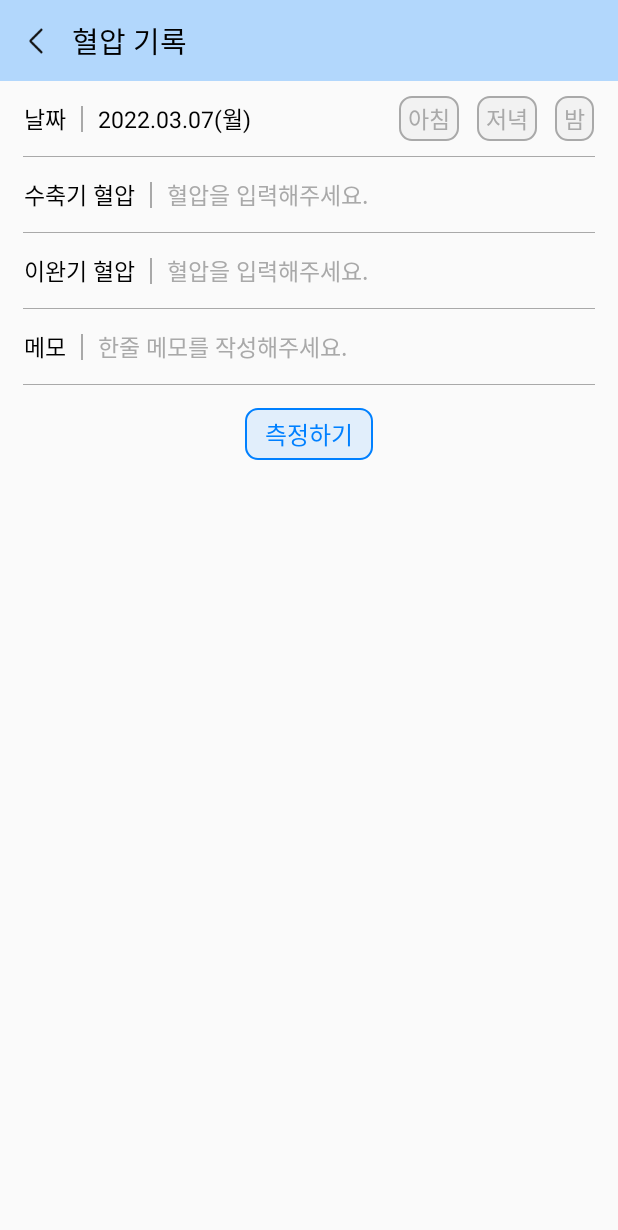
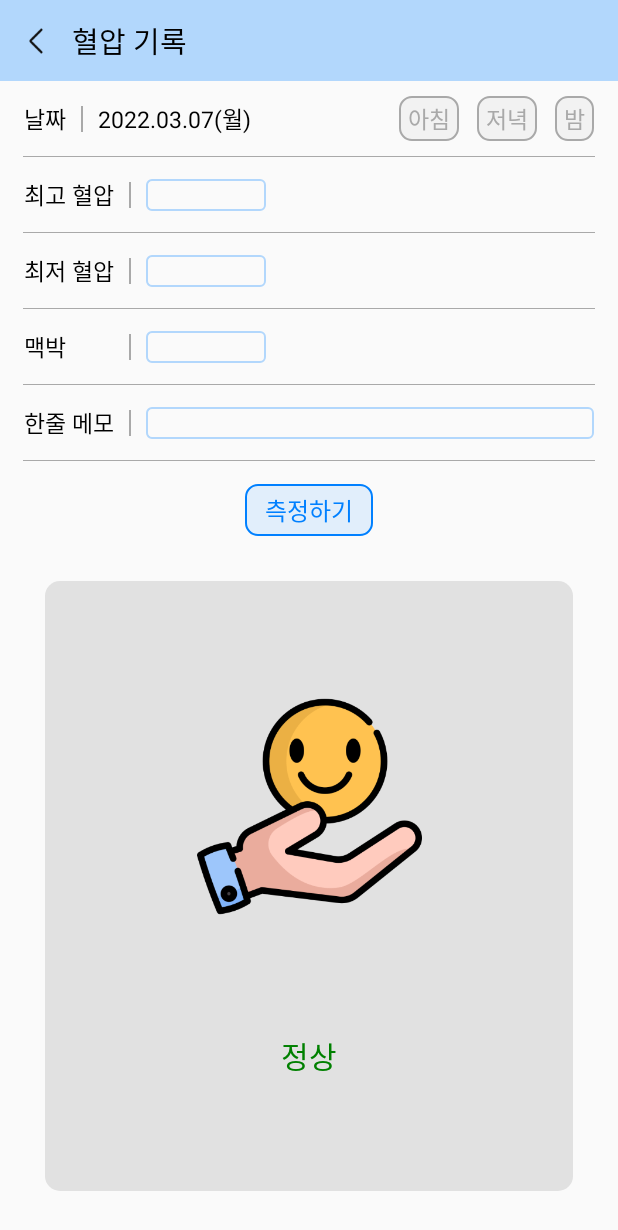
Before and after one commit to kwaktori/Android_BloodPressureLog, an Android app: the BpWriteActivity screen opened directly, with no data from a screen before it, on a phone screen of 412 x 824 dp. Shown: the top 1230 px of the screen. Run offline under Robolectric (Android 15) with nearby library versions, the phone set to English and light mode, and no system bars.

Commit message:
혈압 기록화면 수정 - 디자인 수정 및 결과 화면 적용

```diff
--- /dev/null
+++ b/app/src/main/res/drawable/bg_edit.xml
@@ -0,0 +1,8 @@
+<shape xmlns:android="http://schemas.android.com/apk/res/android"
+    android:shape="rectangle">
+    <corners android:radius="3dp" />
+    <solid android:color="#00000000" />
+    <stroke
+        android:width="1dp"
+        android:color="#B2D7FC" />
+</shape>
--- /dev/null
+++ b/app/src/main/res/drawable/bg_write_result.xml
@@ -0,0 +1,5 @@
+<shape xmlns:android="http://schemas.android.com/apk/res/android"
+    android:shape="rectangle">
+    <corners android:radius="10dp" />
+    <solid android:color="#50A9A9A9" />
+</shape>
--- a/app/src/main/res/layout/activity_write_bp.xml
+++ b/app/src/main/res/layout/activity_write_bp.xml
@@ -175,7 +175,8 @@
                 android:id="@+id/tv_contraction_title"
                 android:layout_width="wrap_content"
                 android:layout_height="wrap_content"
-                android:text="수축기 혈압"
+                android:minWidth="60dp"
+                android:text="@string/bp_write_max"
                 android:textColor="#000000"
                 android:textSize="15dp"
                 android:layout_marginStart="16dp"
@@ -196,18 +197,16 @@
                 app:layout_constraintStart_toEndOf="@+id/tv_contraction_title" />
 
             <EditText
-                android:id="@+id/et_contraction_bp"
-                android:layout_width="0dp"
+                android:id="@+id/et_bp_max"
+                android:layout_width="wrap_content"
                 android:layout_height="wrap_content"
+                android:minWidth="80dp"
                 android:textColor="#0080FF"
                 android:textSize="15dp"
-                android:hint="혈압을 입력해주세요."
-                android:textColorHint="#A9A9A9"
-                android:maxLines="1"
-                android:singleLine="true"
-                android:ellipsize="end"
+                android:inputType="number"
+                android:maxLength="3"
                 android:layout_marginStart="10dp"
-                android:background="#00000000"
+                android:background="@drawable/bg_edit"
 
                 app:layout_constraintTop_toTopOf="parent"
                 app:layout_constraintBottom_toBottomOf="parent"
@@ -233,7 +232,8 @@
                 android:id="@+id/tv_relaxation_title"
                 android:layout_width="wrap_content"
                 android:layout_height="wrap_content"
-                android:text="이완기 혈압"
+                android:minWidth="60dp"
+                android:text="@string/bp_write_min"
                 android:textColor="#000000"
                 android:textSize="15dp"
                 android:layout_marginStart="16dp"
@@ -254,22 +254,77 @@
                 app:layout_constraintStart_toEndOf="@+id/tv_relaxation_title" />
 
             <EditText
-                android:id="@+id/et_relaxation_bp"
+                android:id="@+id/et_bp_min"
                 android:layout_width="0dp"
                 android:layout_height="wrap_content"
+                android:minWidth="80dp"
                 android:textColor="#0080FF"
                 android:textSize="15dp"
-                android:hint="혈압을 입력해주세요."
-                android:textColorHint="#A9A9A9"
-                android:maxLines="1"
-                android:singleLine="true"
-                android:ellipsize="end"
+                android:inputType="number"
+                android:maxLength="3"
                 android:layout_marginStart="10dp"
-                android:background="#00000000"
+                android:background="@drawable/bg_edit"
 
                 app:layout_constraintTop_toTopOf="parent"
                 app:layout_constraintBottom_toBottomOf="parent"
                 app:layout_constraintStart_toEndOf="@+id/view_divider_relaxation" />
+
+        </androidx.constraintlayout.widget.ConstraintLayout>
+
+        <View
+            android:layout_width="match_parent"
+            android:layout_height="0.5dp"
+            android:background="#A9A9A9"
+            android:layout_marginStart="15dp"
+            android:layout_marginEnd="15dp" />
+
+        <androidx.constraintlayout.widget.ConstraintLayout
+            android:id="@+id/cl_pulse_view"
+            android:layout_width="match_parent"
+            android:layout_height="wrap_content"
+            android:minHeight="50dp"
+            android:orientation="horizontal">
+
+            <TextView
+                android:id="@+id/tv_pulse_title"
+                android:layout_width="wrap_content"
+                android:layout_height="wrap_content"
+                android:minWidth="60dp"
+                android:text="@string/bp_write_pulse"
+                android:textColor="#000000"
+                android:textSize="15dp"
+                android:layout_marginStart="16dp"
+
+                app:layout_constraintTop_toTopOf="parent"
+                app:layout_constraintBottom_toBottomOf="parent"
+                app:layout_constraintStart_toStartOf="parent" />
+
+            <View
+                android:id="@+id/view_divider_pulse"
+                android:layout_width="1dp"
+                android:layout_height="17dp"
+                android:background="#A9A9A9"
+                android:layout_marginStart="10dp"
+
+                app:layout_constraintTop_toTopOf="parent"
+                app:layout_constraintBottom_toBottomOf="parent"
+                app:layout_constraintStart_toEndOf="@+id/tv_pulse_title" />
+
+            <EditText
+                android:id="@+id/et_bp_pulse"
+                android:layout_width="0dp"
+                android:layout_height="wrap_content"
+                android:minWidth="80dp"
+                android:textColor="#0080FF"
+                android:textSize="15dp"
+                android:inputType="number"
+                android:maxLength="3"
+                android:layout_marginStart="10dp"
+                android:background="@drawable/bg_edit"
+
+                app:layout_constraintTop_toTopOf="parent"
+                app:layout_constraintBottom_toBottomOf="parent"
+                app:layout_constraintStart_toEndOf="@+id/view_divider_pulse" />
 
         </androidx.constraintlayout.widget.ConstraintLayout>
 
@@ -291,7 +346,8 @@
                 android:id="@+id/tv_memo_title"
                 android:layout_width="wrap_content"
                 android:layout_height="wrap_content"
-                android:text="메모"
+                android:minWidth="60dp"
+                android:text="@string/bp_write_memo"
                 android:textColor="#000000"
                 android:textSize="15dp"
                 android:layout_marginStart="16dp"
@@ -316,15 +372,13 @@
                 android:layout_width="0dp"
                 android:layout_height="wrap_content"
                 android:textColor="#000000"
-                android:textColorHint="#A9A9A9"
                 android:textSize="15dp"
-                android:hint="한줄 메모를 작성해주세요."
                 android:maxLines="1"
                 android:singleLine="true"
                 android:ellipsize="end"
                 android:layout_marginStart="10dp"
                 android:layout_marginEnd="16dp"
-                android:background="#00000000"
+                android:background="@drawable/bg_edit"
 
                 app:layout_constraintTop_toTopOf="parent"
                 app:layout_constraintBottom_toBottomOf="parent"
@@ -354,6 +408,41 @@
             android:layout_gravity="center"
             android:layout_marginTop="15dp"/>
 
+        <androidx.constraintlayout.widget.ConstraintLayout
+            android:id="@+id/cl_result_view"
+            android:layout_width="match_parent"
+            android:layout_height="match_parent"
+            android:layout_margin="30dp"
+            android:minHeight="50dp"
+            android:orientation="horizontal"
+            android:background="@drawable/bg_write_result">
+
+            <ImageView
+                android:id="@+id/iv_result_icon"
+                android:layout_width="150dp"
+                android:layout_height="150dp"
+                android:src="@drawable/ic_result_good"
+
+                app:layout_constraintStart_toStartOf="parent"
+                app:layout_constraintEnd_toEndOf="parent"
+                app:layout_constraintTop_toTopOf="parent"
+                app:layout_constraintBottom_toTopOf="@+id/tv_result"/>
+
+            <TextView
+                android:id="@+id/tv_result"
+                android:layout_width="wrap_content"
+                android:layout_height="wrap_content"
+                android:text="@string/bp_result_good"
+                android:textSize="20dp"
+                android:textColor="#008000"
+
+                app:layout_constraintStart_toStartOf="parent"
+                app:layout_constraintEnd_toEndOf="parent"
+                app:layout_constraintTop_toBottomOf="@+id/iv_result_icon"
+                app:layout_constraintBottom_toBottomOf="parent"/>
+
+        </androidx.constraintlayout.widget.ConstraintLayout>
+
     </LinearLayout>
 
 </androidx.constraintlayout.widget.ConstraintLayout>
--- a/app/src/main/res/values/strings.xml
+++ b/app/src/main/res/values/strings.xml
@@ -6,4 +6,12 @@
     <string name="main_menu_list_blood_pressure">혈압 기록보기</string>
 
     <string name="bp_write_title">혈압 기록</string>
+
+    <string name="bp_write_max">최고 혈압</string>
+    <string name="bp_write_min">최저 혈압</string>
+    <string name="bp_write_pulse">맥박</string>
+    <string name="bp_write_memo">한줄 메모</string>
+
+    <string name="bp_result_good">정상</string>
+    <string name="bp_result_bad">나쁨</string>
 </resources>
```
Also changed, not shown: app/src/main/res/drawable-xhdpi/ic_result_bad.png (added), app/src/main/res/drawable-xhdpi/ic_result_good.png (added).
